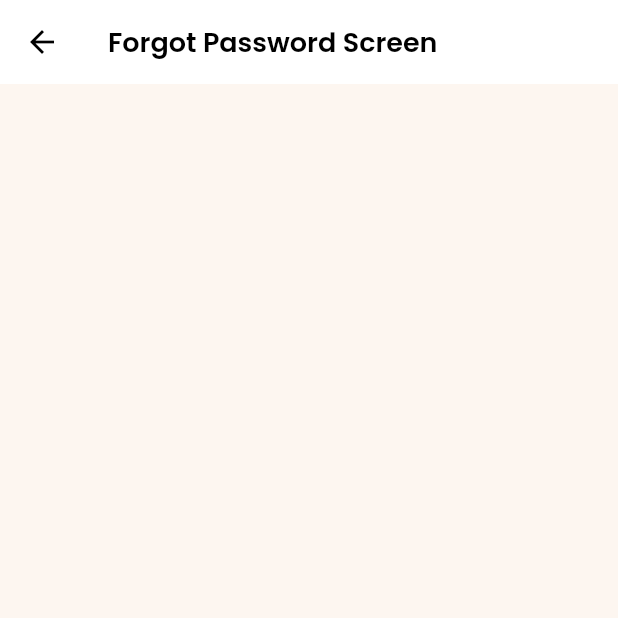
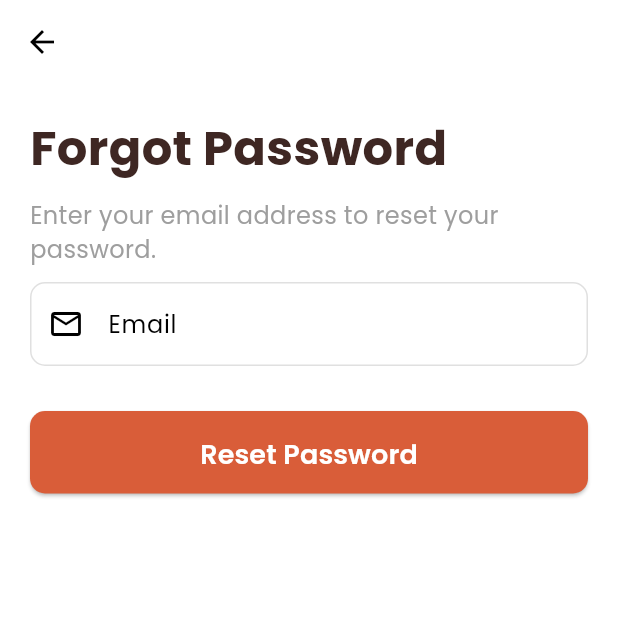
Before and after one commit to eviannaive/flutter-e_learning-app, a Flutter app: the ForgotPasswordScreen screen opened by its route, on a phone screen of 412 x 824 dp, the top half of it. Run offline on Flutter 3.47's test engine with Material 3 defaults, Android fonts, the phone set to English and light mode, and no system bars; our stand-ins replace bloc, equatable, flutter_bloc, get, get_storage, google_fonts and 1 more; accounts and stored records are empty.

Commit message:
feat: part 7

```diff
--- a/lib/views/auth/forgot_password_screen.dart
+++ b/lib/views/auth/forgot_password_screen.dart
@@ -1,10 +1,106 @@
+import 'package:e_learning/core/utils/validators.dart';
+import 'package:e_learning/views/widgets/common/custom_button.dart';
+import 'package:e_learning/views/widgets/common/custom_textfield.dart';
 import 'package:flutter/material.dart';
+import 'package:get/get.dart';
 
-class ForgotPasswordScreen extends StatelessWidget {
+class ForgotPasswordScreen extends StatefulWidget {
   const ForgotPasswordScreen({super.key});
 
   @override
+  State<ForgotPasswordScreen> createState() => _ForgotPasswordScreenState();
+}
+
+class _ForgotPasswordScreenState extends State<ForgotPasswordScreen> {
+  final _formkey = GlobalKey<FormState>();
+  final _emailController = TextEditingController();
+
+  @override
+  void dispose() {
+    _emailController.dispose();
+    super.dispose();
+  }
+
+  void _handleResetPassword() {
+    if (_formkey.currentState!.validate()) {
+      Get.dialog(
+        AlertDialog(
+          shape: RoundedRectangleBorder(
+            borderRadius: BorderRadius.circular(20),
+          ),
+          content: Column(
+            mainAxisSize: MainAxisSize.min,
+            children: [
+              const Icon(
+                Icons.mark_email_read_outlined,
+                size: 60,
+                color: Colors.green,
+              ),
+              const SizedBox(height: 20),
+              const Text(
+                'Check your email',
+                style: TextStyle(fontSize: 18, fontWeight: FontWeight.bold),
+              ),
+              const SizedBox(height: 10),
+              const Text(
+                'We have sent password recovery instructions to your email.',
+                textAlign: TextAlign.center,
+                style: TextStyle(color: Colors.grey),
+              ),
+              const SizedBox(height: 20),
+              CustomButton(text: 'OK', onPressed: () => Get.back(), height: 55),
+            ],
+          ),
+        ),
+      );
+    }
+  }
+
+  @override
   Widget build(BuildContext context) {
-    return Scaffold(appBar: AppBar(title: Text('Forgot Password Screen')));
+    return Scaffold(
+      backgroundColor: Colors.white,
+      appBar: AppBar(
+        backgroundColor: Colors.transparent,
+        elevation: 0,
+        leading: IconButton(
+          onPressed: () => Get.back(),
+          icon: const Icon(Icons.arrow_back, color: Colors.black),
+        ),
+      ),
+      body: Padding(
+        padding: const EdgeInsets.all(20),
+        child: Column(
+          crossAxisAlignment: CrossAxisAlignment.start,
+          children: [
+            Text(
+              'Forgot Password',
+              style: TextStyle(fontSize: 32, fontWeight: FontWeight.bold),
+            ),
+            SizedBox(height: 10),
+            Text(
+              'Enter your email address to reset your password.',
+              style: TextStyle(fontSize: 16, color: Colors.grey),
+            ),
+            const SizedBox(height: 10),
+            Form(
+              key: _formkey,
+              child: CustomTextfield(
+                label: 'Email',
+                prefixIcon: Icons.email_outlined,
+                controller: _emailController,
+                keyboardType: TextInputType.emailAddress,
+                validator: FormValidator.validateEmail,
+              ),
+            ),
+            const SizedBox(height: 30),
+            CustomButton(
+              text: 'Reset Password',
+              onPressed: _handleResetPassword,
+            ),
+          ],
+        ),
+      ),
+    );
   }
 }
--- a/lib/views/auth/login_screen.dart
+++ b/lib/views/auth/login_screen.dart
@@ -1,4 +1,5 @@
 import 'package:flutter/material.dart';
+import 'package:get/get_connect/http/src/utils/utils.dart';
 
 import 'package:get/get_core/get_core.dart';
 import 'package:e_learning/views/widgets/common/custom_button.dart';
@@ -83,6 +84,7 @@ class _LoginScreenState extends State<LoginScreen> {
                 children: [
                   const SizedBox(height: 20),
                   Form(
+                    key: _formkey,
                     child: Column(
                       children: [
                         CustomTextfield(
--- a/lib/views/auth/register_screen.dart
+++ b/lib/views/auth/register_screen.dart
@@ -106,6 +106,7 @@ class _RegisterScreenState extends State<RegisterScreen> {
                           label: 'Email',
                           prefixIcon: Icons.email_outlined,
                           controller: _emailController,
+                          keyboardType: TextInputType.emailAddress,
                           validator: FormValidator.validateEmail,
                         ),
                         const SizedBox(height: 20),
```
